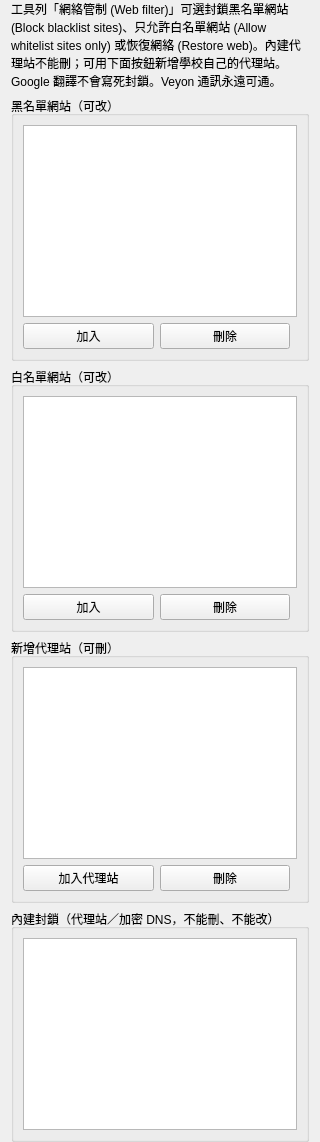
Before: the Qt Designer form plugins/webfilter/WebFilterConfigurationPage.ui in williamhk688/veyon, drawn with Qt 5.
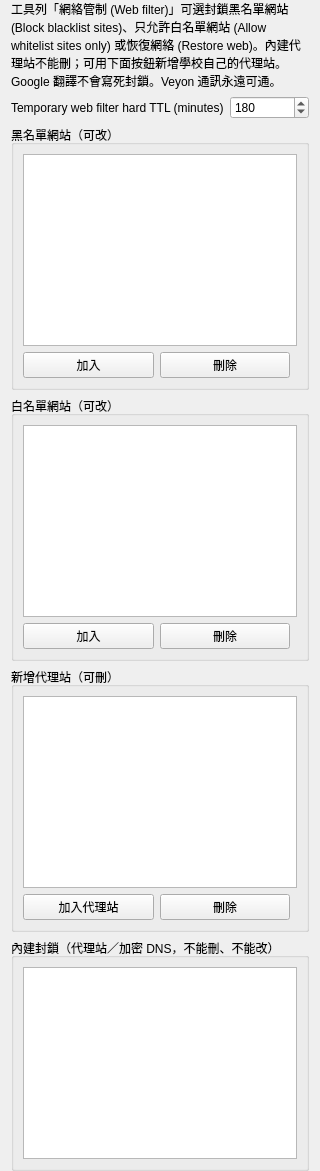
After: the same form once the commit is applied. Icons and pictures are not drawn.

Commit message:
feat: add timed web filter expiration
Teachers pick a lock duration when starting blacklist or whitelist.
Master keeps a session timer and status dialog; students get the same
session metadata so Restore web ends that session instead of wiping
configured lists.

Diff of the .ui file:
```diff
--- a/plugins/webfilter/WebFilterConfigurationPage.ui
+++ b/plugins/webfilter/WebFilterConfigurationPage.ui
@@ -26,6 +26,30 @@
      </property>
     </widget>
    </item>
+   <item>
+    <layout class="QHBoxLayout" name="ttlLayout">
+     <item>
+      <widget class="QLabel" name="ttlLabel">
+       <property name="text">
+        <string>Temporary web filter hard TTL (minutes)</string>
+       </property>
+      </widget>
+     </item>
+     <item>
+      <widget class="QSpinBox" name="ttlMinutes">
+       <property name="minimum">
+        <number>30</number>
+       </property>
+       <property name="maximum">
+        <number>720</number>
+       </property>
+       <property name="value">
+        <number>180</number>
+       </property>
+      </widget>
+     </item>
+    </layout>
+   </item>
    <item>
     <widget class="QGroupBox" name="blockedGroup">
      <property name="title">
```
The commit also changes 8 other files.
